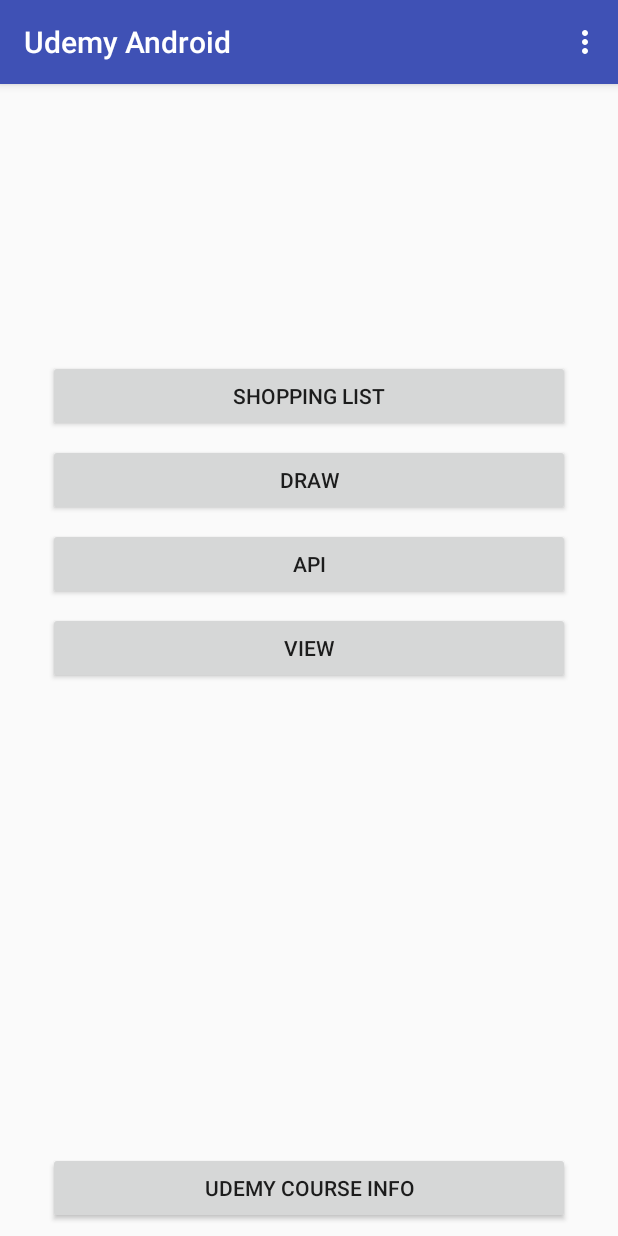
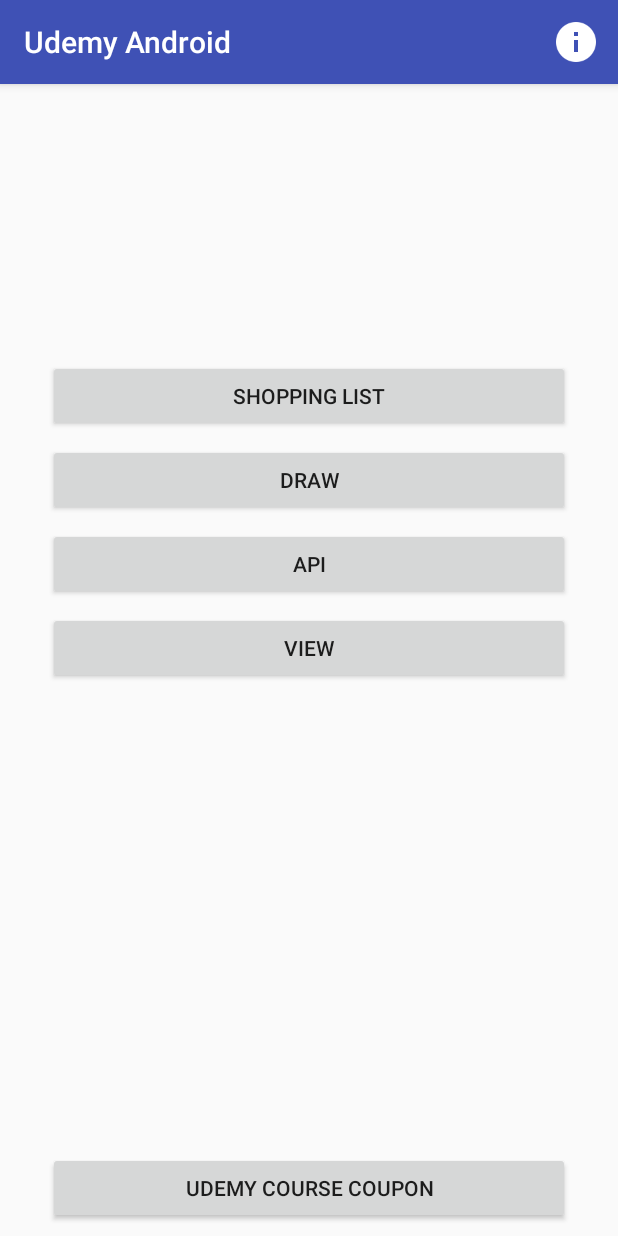
Before and after one commit to migellal/UdemyAndroid, an Android app: the screen it shows after launch (MainActivity), on a phone screen of 412 x 824 dp. Run offline under Robolectric (Android 15) with nearby library versions, the phone set to English and light mode, and no system bars; our stand-ins replace ButterKnife.

Commit message:
menu, dialog

```diff
--- a/app/build.gradle
+++ b/app/build.gradle
@@ -7,8 +7,8 @@ android {
         applicationId "pl.digitalzombielab.udemyandroid"
         minSdkVersion 16
         targetSdkVersion 26
-        versionCode 3
-        versionName "1.0"
+        versionCode 4
+        versionName "1.1"
         testInstrumentationRunner "android.support.test.runner.AndroidJUnitRunner"
     }
     buildTypes {
--- a/app/src/main/java/pl/digitalzombielab/udemyandroid/MainActivity.java
+++ b/app/src/main/java/pl/digitalzombielab/udemyandroid/MainActivity.java
@@ -1,29 +1,26 @@
 package pl.digitalzombielab.udemyandroid;
 
+import android.content.DialogInterface;
 import android.content.Intent;
 import android.net.Uri;
 import android.os.Bundle;
+import android.support.v7.app.AlertDialog;
 import android.support.v7.app.AppCompatActivity;
 import android.support.v7.widget.Toolbar;
 import android.view.Menu;
 import android.view.MenuItem;
-import android.widget.Button;
 
-import butterknife.BindView;
 import butterknife.ButterKnife;
 import butterknife.OnClick;
 
 public class MainActivity extends AppCompatActivity {
-
-    @BindView(R.id.shoppingListButton)
-    Button shoppingListButton;
 
     @Override
     protected void onCreate(Bundle savedInstanceState) {
         super.onCreate(savedInstanceState);
         setContentView(R.layout.activity_main);
         ButterKnife.bind(this);
-        Toolbar toolbar = (Toolbar) findViewById(R.id.toolbar);
+        Toolbar toolbar = findViewById(R.id.toolbar);
         setSupportActionBar(toolbar);
     }
 
@@ -53,7 +50,7 @@ public class MainActivity extends AppCompatActivity {
 
     @OnClick(R.id.infoButton)
     void onClickInfo() {
-        String url = "https://www.udemy.com";
+        String url = "https://www.udemy.com/praktyczny-podstawowy-kurs-programowania-android/?couponCode=Z-APLIKACJI";
         Intent intent = new Intent(Intent.ACTION_VIEW);
         intent.setData(Uri.parse(url));
         startActivity(intent);
@@ -74,7 +71,17 @@ public class MainActivity extends AppCompatActivity {
         int id = item.getItemId();
 
         //noinspection SimplifiableIfStatement
-        if (id == R.id.action_settings) {
+        if (id == R.id.action_info) {
+            AlertDialog.Builder builder = new AlertDialog.Builder(this);
+            builder.setMessage(R.string.dialog_message)
+                    .setTitle(R.string.dialog_title)
+                    .setPositiveButton(R.string.ok, new DialogInterface.OnClickListener() {
+                        public void onClick(DialogInterface dialog, int id) {
+                            dialog.dismiss();
+                        }
+                    });
+            AlertDialog dialog = builder.create();
+            dialog.show();
             return true;
         }
 
--- a/app/src/main/res/menu/menu_main.xml
+++ b/app/src/main/res/menu/menu_main.xml
@@ -3,8 +3,9 @@
     xmlns:tools="http://schemas.android.com/tools"
     tools:context="pl.digitalzombielab.udemyandroid.MainActivity">
     <item
-        android:id="@+id/action_settings"
+        android:id="@+id/action_info"
         android:orderInCategory="100"
-        android:title="@string/action_settings"
-        app:showAsAction="never" />
+        android:icon="@drawable/ic_info_white_48dp"
+        android:title="@string/action_info"
+        app:showAsAction="always" />
 </menu>
--- a/app/src/main/res/values/strings.xml
+++ b/app/src/main/res/values/strings.xml
@@ -1,6 +1,6 @@
 <resources>
     <string name="app_name">Udemy Android</string>
-    <string name="action_settings">Settings</string>
+    <string name="action_info">Info</string>
     <string name="shopping_list_button">Shopping list</string>
     <string name="draw_button">Draw</string>
     <string name="api_button">API</string>
@@ -8,5 +8,8 @@
     <string name="html_button">Data from HTML</string>
     <string name="json_button">Data from JSON</string>
     <string name="title_activity_shopping_list">Shopping list</string>
-    <string name="course_info">Udemy course info</string>
+    <string name="course_info">Udemy course coupon</string>
+    <string name="dialog_message">This application is a part of Udemy course. Course is only available in polish.</string>
+    <string name="dialog_title">Info</string>
+    <string name="ok">OK</string>
 </resources>
--- a/build.gradle
+++ b/build.gradle
@@ -4,9 +4,10 @@ buildscript {
     ext.kotlin_version = '1.1.51'
     repositories {
         jcenter()
+        google()
     }
     dependencies {
-        classpath 'com.android.tools.build:gradle:3.0.0'
+        classpath 'com.android.tools.build:gradle:3.0.1'
 
         // NOTE: Do not place your application dependencies here; they belong
         // in the individual module build.gradle files
@@ -17,6 +18,7 @@ buildscript {
 allprojects {
     repositories {
         jcenter()
+        google()
     }
 }
 
```
Also changed, not shown: app/src/main/res/drawable-hdpi/ic_info_white_48dp.png (added), app/src/main/res/drawable-mdpi/ic_info_white_48dp.png (added), app/src/main/res/drawable-xhdpi/ic_info_white_48dp.png (added), app/src/main/res/drawable-xxhdpi/ic_info_white_48dp.png (added), app/src/main/res/drawable-xxxhdpi/ic_info_white_48dp.png (added), 1 other file.
